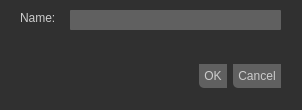
The window that SceneEditor/ui/AddNodeDialog.ui (dac456/canis) describes before a commit, drawn with Qt 5.
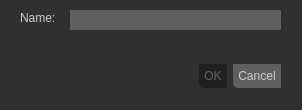
The same window after the commit.

```diff
--- a/SceneEditor/ui/AddNodeDialog.ui
+++ b/SceneEditor/ui/AddNodeDialog.ui
@@ -222,6 +222,9 @@
     </item>
     <item>
      <widget class="QPushButton" name="okButton">
+      <property name="enabled">
+       <bool>false</bool>
+      </property>
       <property name="text">
        <string>OK</string>
       </property>
```
